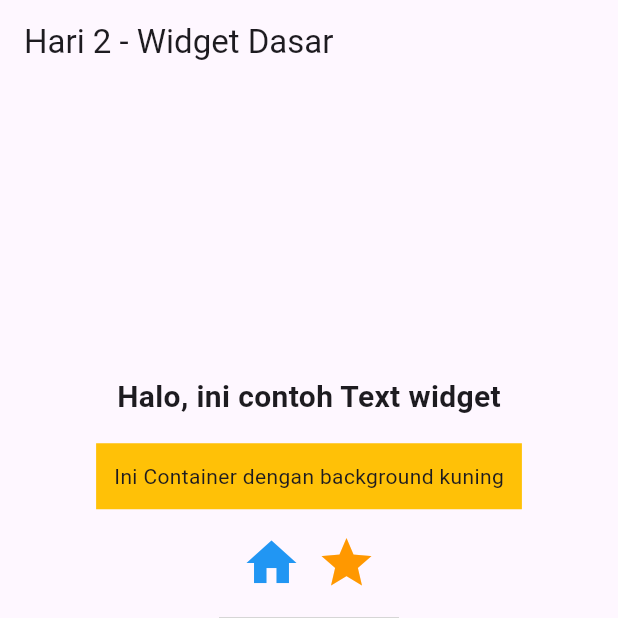
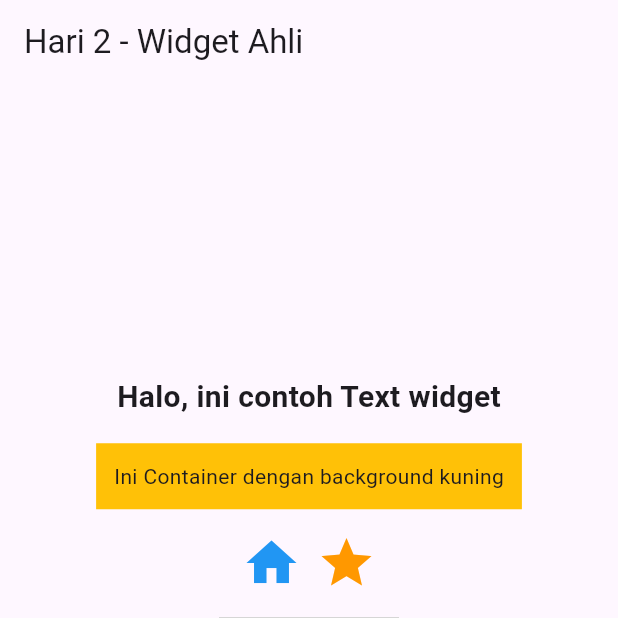
Before and after one commit to zckiy/thrasfy, a Flutter app: the screen it shows after launch, on a phone screen of 412 x 824 dp, the top half of it. Run offline on Flutter 3.47's test engine with Material 3 defaults, Android fonts, the phone set to English and light mode, and no system bars; network calls fail; grey boxes are pictures that could not be loaded.

Commit message:
change title

```diff
--- a/lib/main.dart
+++ b/lib/main.dart
@@ -37,7 +37,7 @@ class _WidgetDemoState extends State<WidgetDemo> {
   @override
   Widget build(BuildContext context) {
     return Scaffold(
-      appBar: AppBar(title: const Text("Hari 2 - Widget Dasar")),
+      appBar: AppBar(title: const Text("Hari 2 - Widget Ahli")),
       body: Center(
         child: Column(
           mainAxisAlignment: MainAxisAlignment.center,
```
